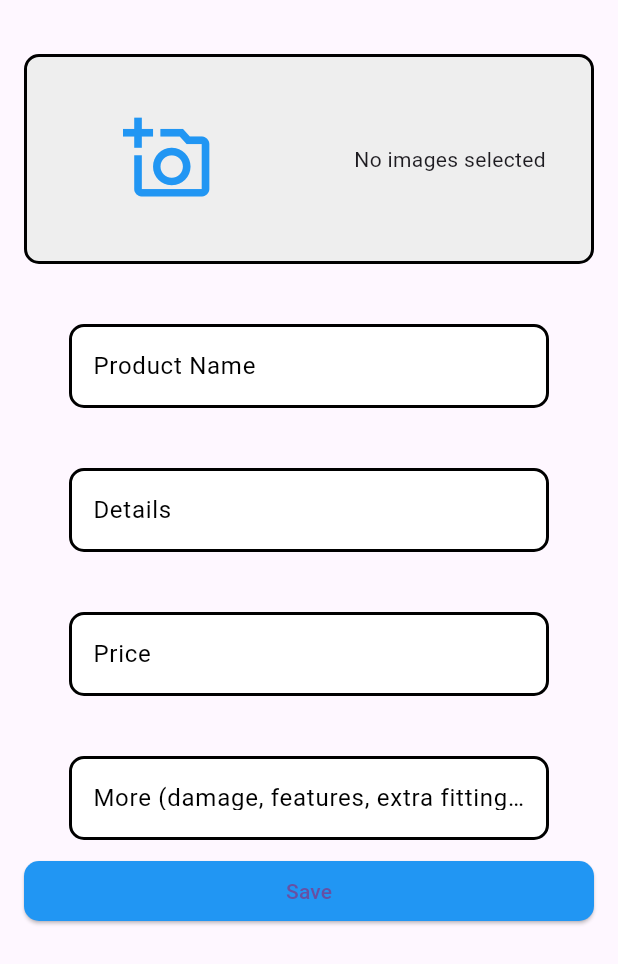
After one commit to Aji46/Quick_O_deals_User, a Flutter app: the ProductAdd screen opened directly, on a phone screen of 412 x 824 dp. The commit adds this screen. Shown: the top 964 px of the screen. Run offline on Flutter 3.47's test engine with Material 3 defaults, Android fonts, the phone set to English and light mode, and no system bars; our stand-ins replace cloud_firestore, country_picker, firebase_auth, firebase_core, firebase_storage, google_sign_in and 2 more; missing offline and left inert: dot_curved_bottom_nav; accounts and stored records are empty; network calls fail.

Commit message:
added the product and category page

```diff
--- /dev/null
+++ b/lib/Controller/Provider/product_provider.dart
@@ -0,0 +1,136 @@
+import 'dart:io';
+
+import 'package:cloud_firestore/cloud_firestore.dart';
+import 'package:firebase_storage/firebase_storage.dart';
+import 'package:flutter/material.dart';
+import 'package:image_picker/image_picker.dart';
+import 'package:quick_o_deals/Model/add_product/product.dart';
+import 'package:quick_o_deals/View/Pages/category/category.dart';
+import 'package:quick_o_deals/View/widget/bottom_nav_bar/bottom%20_navigation_bar.dart';
+
+class ProductProvider with ChangeNotifier {
+  // Firestore instance
+  final FirebaseFirestore _firestore = FirebaseFirestore.instance;
+  // Firebase Storage instance
+  final FirebaseStorage _storage = FirebaseStorage.instance;
+
+  // TextEditingControllers for managing form inputs
+  final TextEditingController productNameController = TextEditingController();
+  final TextEditingController productDetailsController = TextEditingController();
+  final TextEditingController productPriceController = TextEditingController();
+  final TextEditingController productAdditionalInfoController = TextEditingController();
+
+  // List to store selected images
+  List<XFile> _selectedImages = [];
+  List<XFile> get selectedImages => _selectedImages;
+
+  // List to store image URLs after upload
+  List<String> _imageUrls = [];
+
+  // Select images from gallery
+  void selectImages() async {
+    final ImagePicker picker = ImagePicker();
+    final List<XFile>? images = await picker.pickMultiImage();
+    if (images != null) {
+      _selectedImages = images;
+      notifyListeners();
+    }
+  }
+
+  // Save product with images
+  Future<void> saveProduct(BuildContext context) async {
+    if (_selectedImages.isNotEmpty) {
+      // Upload each image to Firebase Storage and get the download URL
+      for (var image in _selectedImages) {
+        String imageUrl = await _uploadImageToFirebase(image);
+        _imageUrls.add(imageUrl);
+      }
+
+      // Create a new product with the image URLs
+      Product newProduct = Product(
+        name: productNameController.text,
+        details: productDetailsController.text,
+        price: productPriceController.text,
+        additionalInfo: productAdditionalInfoController.text,
+        images: _imageUrls, // Use the list of image URLs
+      );
+
+      // Save the product logic can be implemented here
+      await _saveProductToFirestore(newProduct);
+
+      // Navigate to CategoryPage and pass the product
+      Navigator.push(
+        context,
+        MaterialPageRoute(
+          builder: (context) => CategoryPage(product: newProduct),
+        ),
+      );
+    }
+  }
+
+  // Helper function to upload image to Firebase Storage and get download URL
+  Future<String> _uploadImageToFirebase(XFile image) async {
+    try {
+      // Create a reference for the image file in Firebase Storage
+      Reference storageRef = _storage.ref().child('product_images/${image.name}');
+
+      // Upload the image file
+      UploadTask uploadTask = storageRef.putFile(File(image.path));
+      TaskSnapshot snapshot = await uploadTask;
+
+      // Get the download URL
+      String downloadUrl = await snapshot.ref.getDownloadURL();
+      return downloadUrl;
+    } catch (e) {
+      print('Error uploading image: $e');
+      return '';
+    }
+  }
+
+  // Helper function to save product to Firestore
+  Future<void> _saveProductToFirestore(Product product) async {
+    try {
+      await _firestore.collection('products').add({
+        'productName': product.name,
+        'productDetails': product.details,
+        'productPrice': product.price,
+        'productAdditionalInfo': product.additionalInfo,
+        'images': product.images, // Save image URLs
+        'timestamp': FieldValue.serverTimestamp(),
+      });
+      print("Product saved successfully");
+    } catch (e) {
+      print('Error saving product to Firestore: $e');
+    }
+  }
+
+  // Save category with product
+  Future<void> saveCategoryWithProduct({
+    required context,
+    required String categoryId,
+    required String userId,
+    required Product product,
+  }) async {
+    try {
+      // Store the selected category, product data, and user credentials in Firestore
+      await _firestore.collection('user_products').add({
+        'categoryId': categoryId,
+        'userId': userId,
+        'productName': product.name,
+        'productDetails': product.details,
+        'productPrice': product.price,
+        'productAdditionalInfo': product.additionalInfo,
+        'images': product.images, // Save image URLs
+        'timestamp': FieldValue.serverTimestamp(),
+      });
+      print("Product saved successfully with category");
+       Navigator.pushAndRemoveUntil(
+        context,
+        MaterialPageRoute(builder: (context) => MyHomePage()),
+        (route) => false,
+      );
+    } catch (e) {
+      print('Error saving product with category: $e');
+    }
+  }
+}
--- /dev/null
+++ b/lib/Model/add_product/product.dart
@@ -0,0 +1,17 @@
+
+
+class Product {
+  String name;
+  String details;
+  String price;
+  String additionalInfo;
+  final List<String> images;
+
+  Product({
+    required this.name,
+    required this.details,
+    required this.price,
+    required this.additionalInfo,
+    required this.images,
+  });
+}
--- /dev/null
+++ b/lib/Model/category/category.dart
@@ -0,0 +1,20 @@
+class CategoryModel {
+  final String name;
+  final String imageUrl;
+
+  CategoryModel({required this.name, required this.imageUrl});
+
+  // Convert a JSON map to a CategoryModel instance
+  factory CategoryModel.fromJson(Map<String, dynamic> json) {
+    return CategoryModel(
+      name: json['name'] ,
+      imageUrl: json['image'] ,
+    );
+  }
+
+  // Convert a CategoryModel instance to a JSON map
+  Map<String, dynamic> toJson() => {
+        'name': name,
+        'imageUrl': imageUrl,
+      };
+}
--- /dev/null
+++ b/lib/View/Pages/product_add/product_add.dart
@@ -0,0 +1,108 @@
+import 'dart:io';
+
+import 'package:flutter/material.dart';
+import 'package:provider/provider.dart';
+import 'package:quick_o_deals/Controller/Provider/product_provider.dart';
+import 'package:quick_o_deals/View/widget/textformfiled/coustom_text.dart';
+
+
+class ProductAdd extends StatelessWidget {
+  @override
+  Widget build(BuildContext context) {
+    return Scaffold(
+      body: SafeArea(
+        child: Consumer<ProductProvider>(
+          builder: (context, productProvider, child) {
+            return ListView(
+              padding: const EdgeInsets.all(16.0),
+              children: [
+                const SizedBox(height: 20),
+                Container(
+                  decoration: BoxDecoration(
+                    borderRadius: BorderRadius.circular(10),
+                    border: Border.all(
+                      color: const Color.fromARGB(255, 0, 0, 0),
+                      width: 2,
+                    ),
+                    color: Colors.grey[200],
+                  ),
+                  width: double.infinity,
+                  height: 140,
+                  child: Row(
+                    children: [
+                      Expanded(
+                        child: IconButton(
+                          onPressed: productProvider.selectImages,
+                          icon: const Icon(Icons.add_a_photo_outlined, size: 60),
+                          color: Colors.blue,
+                        ),
+                      ),
+                      Expanded(
+                        child: productProvider.selectedImages.isNotEmpty
+                            ? ListView.builder(
+                                scrollDirection: Axis.horizontal,
+                                itemCount: productProvider.selectedImages.length,
+                                itemBuilder: (context, index) {
+                                  return Padding(
+                                    padding: const EdgeInsets.all(8.0),
+                                    child: Image.file(
+                                      File(productProvider.selectedImages[index].path),
+                                      width: 100,
+                                      height: 100,
+                                      fit: BoxFit.cover,
+                                    ),
+                                  );
+                                },
+                              )
+                            : const Center(child: Text("No images selected")),
+                      ),
+                    ],
+                  ),
+                ),
+                const SizedBox(height: 20),
+                CustomTextFormField(
+                  controller: productProvider.productNameController,
+                  labelText: "Product Name",
+                  keyboardType: TextInputType.text,
+                ),
+                const SizedBox(height: 20),
+                CustomTextFormField(
+                  controller: productProvider.productDetailsController,
+                  labelText: "Details",
+                  keyboardType: TextInputType.text,
+                ),
+                const SizedBox(height: 20),
+                CustomTextFormField(
+                  controller: productProvider.productPriceController,
+                  labelText: "Price",
+                  keyboardType: TextInputType.number,
+                ),
+                const SizedBox(height: 20),
+                CustomTextFormField(
+                  controller: productProvider.productAdditionalInfoController,
+                  labelText: "More (damage, features, extra fitting information)",
+                  keyboardType: TextInputType.text,
+                ),
+                const SizedBox(height: 10),
+               SizedBox(
+  width: 10,
+  child: ElevatedButton(
+    onPressed: () => productProvider.saveProduct(context), // Pass context here
+    style: ElevatedButton.styleFrom(
+      backgroundColor: Colors.blue,
+      shape: RoundedRectangleBorder(
+        borderRadius: BorderRadius.circular(10),
+      ),
+    ),
+    child: const Text("Save"),
+  ),
+),
+
+              ],
+            );
+          },
+        ),
+      ),
+    );
+  }
+}
--- a/lib/View/Pages/use_login/phone_number_page.dart
+++ b/lib/View/Pages/use_login/phone_number_page.dart
@@ -20,6 +20,7 @@ class PhoneNumberPage extends StatelessWidget {
         ChangeNotifierProvider(create: (_) => AuthProvider(authRepository: AuthRepository())), // Ensure AuthProvider is properly initialized
       ],
       child: Scaffold(
+        backgroundColor: Colors.white,
         body: Padding(
           padding: const EdgeInsets.all(16.0),
           child: SingleChildScrollView(
@@ -45,7 +46,9 @@ class PhoneNumberPage extends StatelessWidget {
                         Row(
                           crossAxisAlignment: CrossAxisAlignment.center,
                           children: [
-                            GestureDetector(
+                            Padding(
+                              padding: const EdgeInsets.only(top: 0),
+                              child: GestureDetector(
                                 onTap: () {
                                   showCountryPicker(
                                     context: context,
@@ -64,6 +67,7 @@ class PhoneNumberPage extends StatelessWidget {
                                   child: Text(
                                     provider.selectedCountryCode,
                                     style: const TextStyle(fontSize: 16),
+                                  ),
                                 ),
                               ),
                             ),
```
Also changed, not shown: lib/Controller/Provider/category_provider.dart (added, +28 -0 lines), lib/Controller/sarvices/user_services.dart (added, +52 -0 lines), lib/View/Pages/category/category.dart (added, +98 -0 lines), lib/View/widget/bottom_nav_bar/bottom _navigation_bar.dart (+12 -3 lines), lib/main.dart (+7 -0 lines), assets/ADDBUTTON.png (added), assets/add icon.png (added). Lines whose indentation alone changed are shown as unchanged.
